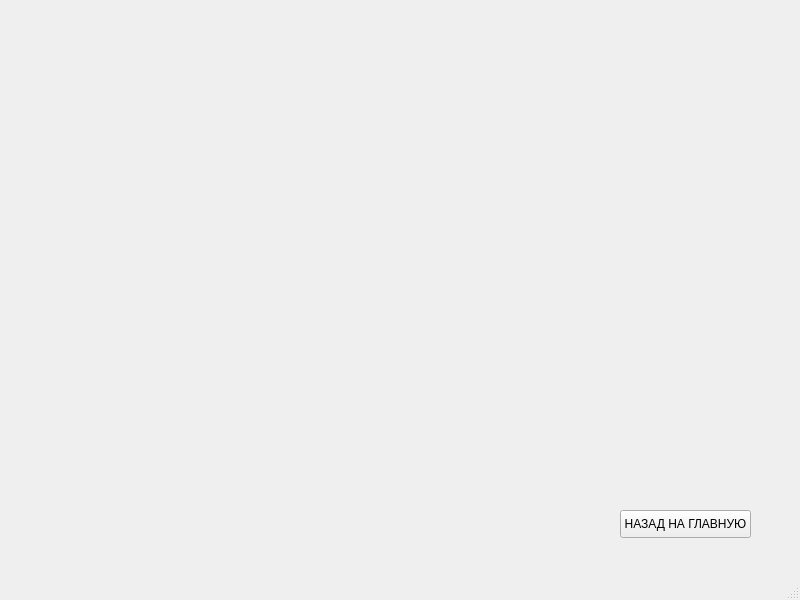
First picture: the form in form.ui, repository wwwyssa/GeomeHelper, before the edit.
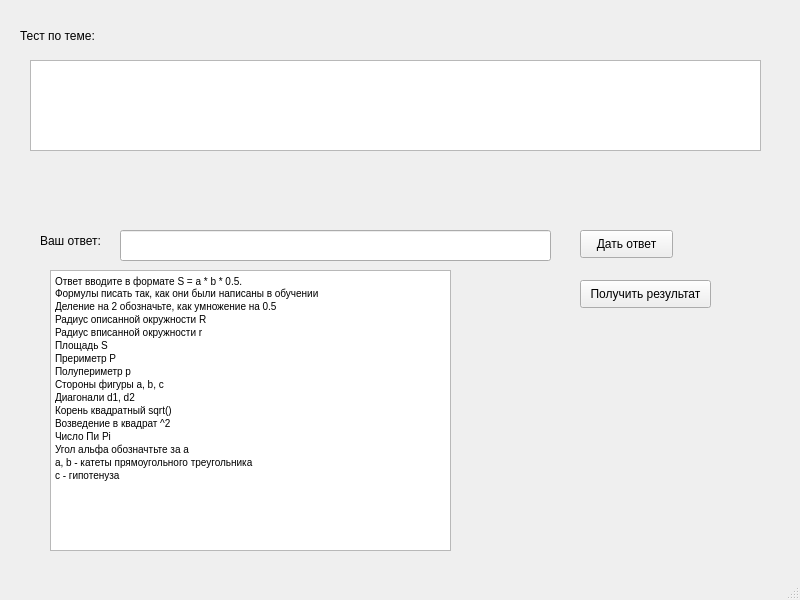
Second picture: the form after the edit. The open tabs and pages were chosen to show the change.

The edit to the form file:
```diff
--- a/form.ui
+++ b/form.ui
@@ -318,12 +318,215 @@
      </widget>
     </widget>
     <widget class="QWidget" name="Testing">
-     <widget class="QPushButton" name="t_back_btn">
+     <widget class="QLabel" name="label_testing">
+      <property name="geometry">
+       <rect>
+        <x>20</x>
+        <y>20</y>
+        <width>441</width>
+        <height>31</height>
+       </rect>
+      </property>
+      <property name="text">
+       <string>Тест по теме: </string>
+      </property>
+     </widget>
+     <widget class="QTextBrowser" name="textBrowser_task">
+      <property name="geometry">
+       <rect>
+        <x>30</x>
+        <y>60</y>
+        <width>731</width>
+        <height>91</height>
+       </rect>
+      </property>
+     </widget>
+     <widget class="QLineEdit" name="lineEdit">
+      <property name="geometry">
+       <rect>
+        <x>120</x>
+        <y>230</y>
+        <width>431</width>
+        <height>31</height>
+       </rect>
+      </property>
+     </widget>
+     <widget class="QLabel" name="label_2">
+      <property name="geometry">
+       <rect>
+        <x>40</x>
+        <y>220</y>
+        <width>121</width>
+        <height>41</height>
+       </rect>
+      </property>
+      <property name="text">
+       <string>Ваш ответ:</string>
+      </property>
+     </widget>
+     <widget class="QTextBrowser" name="textBrowser_2">
+      <property name="geometry">
+       <rect>
+        <x>50</x>
+        <y>270</y>
+        <width>401</width>
+        <height>281</height>
+       </rect>
+      </property>
+      <property name="html">
+       <string>&lt;!DOCTYPE HTML PUBLIC &quot;-//W3C//DTD HTML 4.0//EN&quot; &quot;http://www.w3.org/TR/REC-html40/strict.dtd&quot;&gt;
+&lt;html&gt;&lt;head&gt;&lt;meta name=&quot;qrichtext&quot; content=&quot;1&quot; /&gt;&lt;style type=&quot;text/css&quot;&gt;
+p, li { white-space: pre-wrap; }
+&lt;/style&gt;&lt;/head&gt;&lt;body style=&quot; font-family:'MS Shell Dlg 2'; font-size:7.8pt; font-weight:400; font-style:normal;&quot;&gt;
+&lt;p style=&quot; margin-top:0px; margin-bottom:0px; margin-left:0px; margin-right:0px; -qt-block-indent:0; text-indent:0px;&quot;&gt;Ответ вводите в формате S = a * b * 0.5.&lt;br /&gt;Формулы писать так, как они были написаны в обучении&lt;/p&gt;
+&lt;p style=&quot; margin-top:0px; margin-bottom:0px; margin-left:0px; margin-right:0px; -qt-block-indent:0; text-indent:0px;&quot;&gt;Деление на 2 обозначьте, как умножение на 0.5&lt;/p&gt;
+&lt;p style=&quot; margin-top:0px; margin-bottom:0px; margin-left:0px; margin-right:0px; -qt-block-indent:0; text-indent:0px;&quot;&gt;Радиус описанной окружности R&lt;/p&gt;
+&lt;p style=&quot; margin-top:0px; margin-bottom:0px; margin-left:0px; margin-right:0px; -qt-block-indent:0; text-indent:0px;&quot;&gt;Радиус вписанной окружности r&lt;/p&gt;
+&lt;p style=&quot; margin-top:0px; margin-bottom:0px; margin-left:0px; margin-right:0px; -qt-block-indent:0; text-indent:0px;&quot;&gt;Площадь S&lt;/p&gt;
+&lt;p style=&quot; margin-top:0px; margin-bottom:0px; margin-left:0px; margin-right:0px; -qt-block-indent:0; text-indent:0px;&quot;&gt;Прериметр P&lt;/p&gt;
+&lt;p style=&quot; margin-top:0px; margin-bottom:0px; margin-left:0px; margin-right:0px; -qt-block-indent:0; text-indent:0px;&quot;&gt;Полупериметр p&lt;/p&gt;
+&lt;p style=&quot; margin-top:0px; margin-bottom:0px; margin-left:0px; margin-right:0px; -qt-block-indent:0; text-indent:0px;&quot;&gt;Стороны фигуры a, b, c&lt;/p&gt;
+&lt;p style=&quot; margin-top:0px; margin-bottom:0px; margin-left:0px; margin-right:0px; -qt-block-indent:0; text-indent:0px;&quot;&gt;Диагонали d1, d2&lt;/p&gt;
+&lt;p style=&quot; margin-top:0px; margin-bottom:0px; margin-left:0px; margin-right:0px; -qt-block-indent:0; text-indent:0px;&quot;&gt;Корень квадратный sqrt()&lt;/p&gt;
+&lt;p style=&quot; margin-top:0px; margin-bottom:0px; margin-left:0px; margin-right:0px; -qt-block-indent:0; text-indent:0px;&quot;&gt;Возведение в квадрат ^2&lt;/p&gt;
+&lt;p style=&quot; margin-top:0px; margin-bottom:0px; margin-left:0px; margin-right:0px; -qt-block-indent:0; text-indent:0px;&quot;&gt;Число Пи Pi&lt;/p&gt;
+&lt;p style=&quot; margin-top:0px; margin-bottom:0px; margin-left:0px; margin-right:0px; -qt-block-indent:0; text-indent:0px;&quot;&gt;Угол альфа обозначтьте за a&lt;/p&gt;
+&lt;p style=&quot; margin-top:0px; margin-bottom:0px; margin-left:0px; margin-right:0px; -qt-block-indent:0; text-indent:0px;&quot;&gt;a, b - катеты прямоугольного треугольника&lt;/p&gt;
+&lt;p style=&quot; margin-top:0px; margin-bottom:0px; margin-left:0px; margin-right:0px; -qt-block-indent:0; text-indent:0px;&quot;&gt;c - гипотенуза&lt;/p&gt;&lt;/body&gt;&lt;/html&gt;</string>
+      </property>
+     </widget>
+     <widget class="QPushButton" name="testing_btn">
+      <property name="geometry">
+       <rect>
+        <x>580</x>
+        <y>230</y>
+        <width>93</width>
+        <height>28</height>
+       </rect>
+      </property>
+      <property name="text">
+       <string>Дать ответ</string>
+      </property>
+     </widget>
+     <widget class="QPushButton" name="get_result_btn">
+      <property name="enabled">
+       <bool>true</bool>
+      </property>
+      <property name="geometry">
+       <rect>
+        <x>580</x>
+        <y>280</y>
+        <width>131</width>
+        <height>28</height>
+       </rect>
+      </property>
+      <property name="text">
+       <string>Получить результат</string>
+      </property>
+      <property name="flat">
+       <bool>false</bool>
+      </property>
+     </widget>
+    </widget>
+    <widget class="QWidget" name="page">
+     <widget class="QLabel" name="label_4">
+      <property name="geometry">
+       <rect>
+        <x>10</x>
+        <y>30</y>
+        <width>41</width>
+        <height>41</height>
+       </rect>
+      </property>
+      <property name="text">
+       <string>Имя:</string>
+      </property>
+     </widget>
+     <widget class="QLabel" name="label_7">
+      <property name="geometry">
+       <rect>
+        <x>10</x>
+        <y>100</y>
+        <width>55</width>
+        <height>16</height>
+       </rect>
+      </property>
+      <property name="text">
+       <string>Тема:</string>
+      </property>
+     </widget>
+     <widget class="QLabel" name="label_8">
+      <property name="geometry">
+       <rect>
+        <x>10</x>
+        <y>150</y>
+        <width>71</width>
+        <height>16</height>
+       </rect>
+      </property>
+      <property name="text">
+       <string>Результат</string>
+      </property>
+     </widget>
+     <widget class="QTextBrowser" name="textBrowser_name">
+      <property name="geometry">
+       <rect>
+        <x>90</x>
+        <y>40</y>
+        <width>256</width>
+        <height>31</height>
+       </rect>
+      </property>
+     </widget>
+     <widget class="QTextBrowser" name="textBrowser_theme">
+      <property name="geometry">
+       <rect>
+        <x>90</x>
+        <y>90</y>
+        <width>256</width>
+        <height>31</height>
+       </rect>
+      </property>
+     </widget>
+     <widget class="QTextBrowser" name="textBrowser_result">
+      <property name="geometry">
+       <rect>
+        <x>90</x>
+        <y>140</y>
+        <width>256</width>
+        <height>31</height>
+       </rect>
+      </property>
+     </widget>
+     <widget class="QTableWidget" name="tableWidget">
+      <property name="geometry">
+       <rect>
+        <x>30</x>
+        <y>230</y>
+        <width>321</width>
+        <height>301</height>
+       </rect>
+      </property>
+     </widget>
+     <widget class="QLabel" name="label_9">
+      <property name="geometry">
+       <rect>
+        <x>30</x>
+        <y>200</y>
+        <width>141</width>
+        <height>16</height>
+       </rect>
+      </property>
+      <property name="text">
+       <string>Таблица результатов</string>
+      </property>
+     </widget>
+     <widget class="QPushButton" name="result_back_btn">
       <property name="geometry">
        <rect>
         <x>620</x>
         <y>510</y>
-        <width>131</width>
+        <width>141</width>
         <height>28</height>
        </rect>
       </property>
```
Left out of the diff: 12 changed lines with no effect on the pictures.
